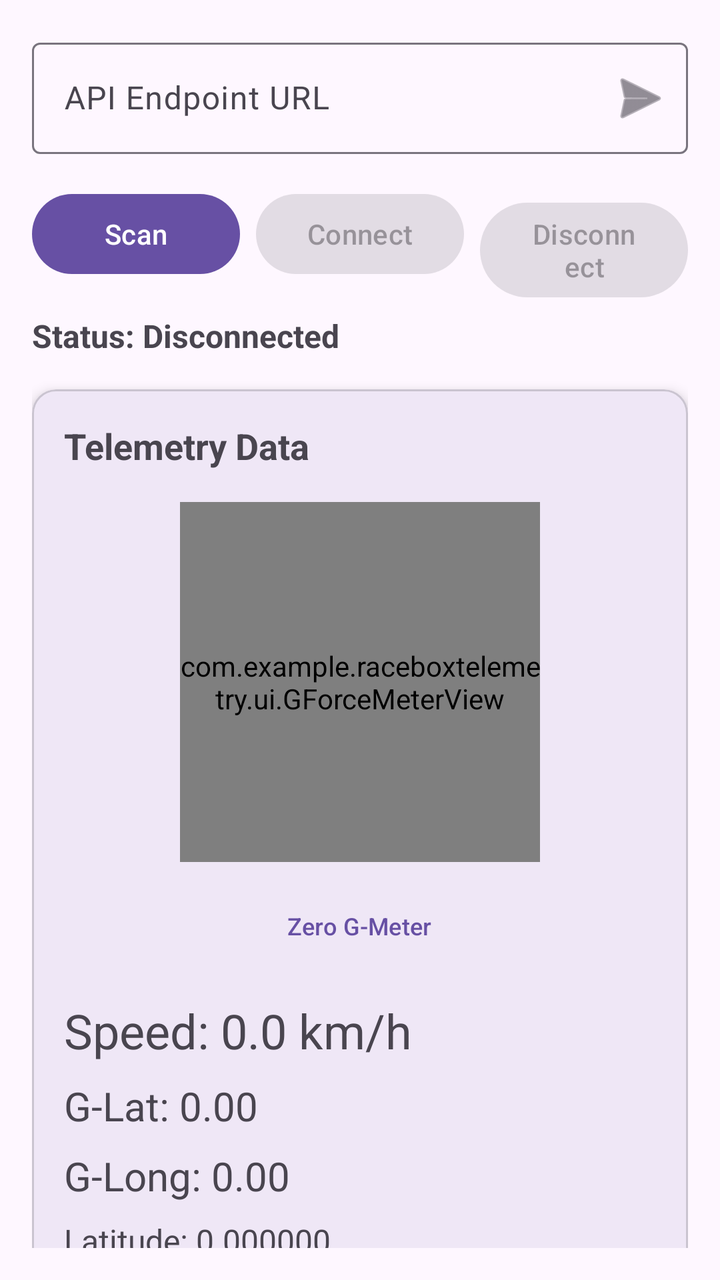
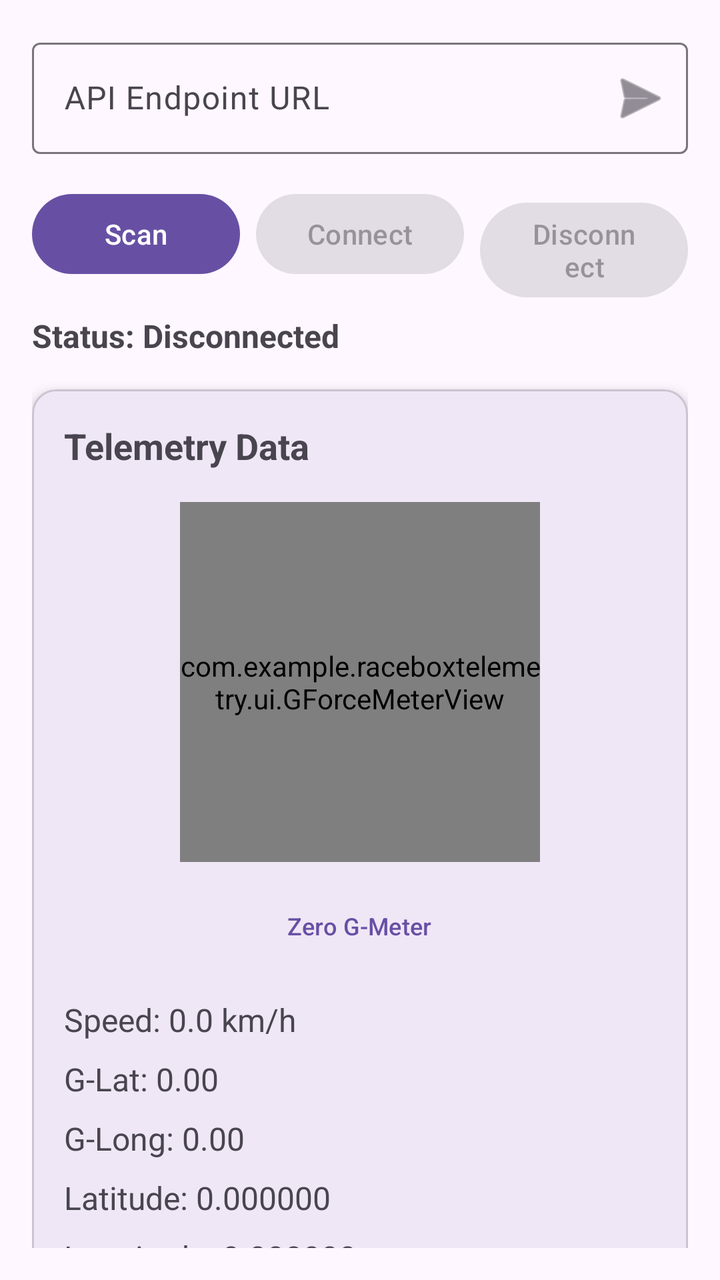

An Android layout rendered at two revisions. The XML below is the earlier revision; the diff shows what the commit changed to produce the second picture.
<!-- AndroidManifest.xml: application theme Theme.Material3.DayNight -->
<!-- res/layout/activity_main.xml -->
<?xml version="1.0" encoding="utf-8"?>

<androidx.constraintlayout.widget.ConstraintLayout xmlns:android="http://schemas.android.com/apk/res/android"
    xmlns:app="http://schemas.android.com/apk/res-auto"
    xmlns:tools="http://schemas.android.com/tools"
    android:layout_width="match_parent"
    android:layout_height="match_parent"
    android:padding="16dp"
    tools:context=".MainActivity">

    <com.google.android.material.textfield.TextInputLayout
        android:id="@+id/apiUrlLayout"
        android:layout_width="0dp"
        android:layout_height="wrap_content"
        android:hint="API Endpoint URL"
        app:endIconMode="custom"
        app:endIconDrawable="@android:drawable/ic_menu_send"
        app:endIconContentDescription="Apply URL"
        app:layout_constraintEnd_toEndOf="parent"
        app:layout_constraintStart_toStartOf="parent"
        app:layout_constraintTop_toTopOf="parent">

        <com.google.android.material.textfield.TextInputEditText
            android:id="@+id/apiUrlInput"
            android:layout_width="match_parent"
            android:layout_height="wrap_content"
            android:inputType="textUri"
            android:imeOptions="actionDone" />
    </com.google.android.material.textfield.TextInputLayout>

    <com.google.android.material.button.MaterialButton
        android:id="@+id/scanButton"
        android:layout_width="0dp"
        android:layout_height="wrap_content"
        android:layout_marginTop="16dp"
        android:text="Scan"
        app:layout_constraintEnd_toStartOf="@+id/connectButton"
        app:layout_constraintHorizontal_chainStyle="spread"
        app:layout_constraintStart_toStartOf="parent"
        app:layout_constraintTop_toBottomOf="@+id/apiUrlLayout" />

    <com.google.android.material.button.MaterialButton
        android:id="@+id/connectButton"
        android:layout_width="0dp"
        android:layout_height="wrap_content"
        android:layout_marginStart="8dp"
        android:enabled="false"
        android:text="Connect"
        app:layout_constraintBaseline_toBaselineOf="@+id/scanButton"
        app:layout_constraintEnd_toStartOf="@+id/disconnectButton"
        app:layout_constraintStart_toEndOf="@+id/scanButton" />

    <com.google.android.material.button.MaterialButton
        android:id="@+id/disconnectButton"
        android:layout_width="0dp"
        android:layout_height="wrap_content"
        android:layout_marginStart="8dp"
        android:enabled="false"
        android:text="Disconnect"
        app:layout_constraintBaseline_toBaselineOf="@+id/scanButton"
        app:layout_constraintEnd_toEndOf="parent"
        app:layout_constraintStart_toEndOf="@+id/connectButton" />

    <com.google.android.material.textview.MaterialTextView
        android:id="@+id/statusText"
        android:layout_width="0dp"
        android:layout_height="wrap_content"
        android:layout_marginTop="16dp"
        android:text="Status: Disconnected"
        android:textSize="16sp"
        android:textStyle="bold"
        app:layout_constraintEnd_toEndOf="parent"
        app:layout_constraintStart_toStartOf="parent"
        app:layout_constraintTop_toBottomOf="@+id/scanButton" />

    <com.google.android.material.card.MaterialCardView
        android:id="@+id/telemetryCard"
        android:layout_width="0dp"
        android:layout_height="wrap_content"
        android:layout_marginTop="16dp"
        app:cardElevation="4dp"
        app:layout_constraintEnd_toEndOf="parent"
        app:layout_constraintStart_toStartOf="parent"
        app:layout_constraintTop_toBottomOf="@+id/statusText">

        <LinearLayout
            android:layout_width="match_parent"
            android:layout_height="wrap_content"
            android:orientation="vertical"
            android:padding="16dp">

            <com.google.android.material.textview.MaterialTextView
                android:layout_width="wrap_content"
                android:layout_height="wrap_content"
                android:text="Telemetry Data"
                android:textSize="18sp"
                android:textStyle="bold" />

            <com.example.raceboxtelemetry.ui.GForceMeterView
                android:id="@+id/gForceMeter"
                android:layout_width="180dp"
                android:layout_height="180dp"
                android:layout_marginTop="16dp"
                android:layout_gravity="center_horizontal" />

            <com.google.android.material.button.MaterialButton
                android:id="@+id/zeroGMeterButton"
                android:layout_width="wrap_content"
                android:layout_height="wrap_content"
                android:layout_gravity="center_horizontal"
                android:layout_marginTop="8dp"
                android:text="Zero G-Meter"
                android:textSize="12sp"
                style="@style/Widget.Material3.Button.TextButton" />

            <com.google.android.material.textview.MaterialTextView
                android:id="@+id/speedText"
                android:layout_width="wrap_content"
                android:layout_height="wrap_content"
                android:layout_marginTop="12dp"
                android:text="Speed: 0.0 km/h"
                android:textSize="24sp" />

            <com.google.android.material.textview.MaterialTextView
                android:id="@+id/gLatText"
                android:layout_width="wrap_content"
                android:layout_height="wrap_content"
                android:layout_marginTop="8dp"
                android:text="G-Lat: 0.00"
                android:textSize="20sp" />

            <com.google.android.material.textview.MaterialTextView
                android:id="@+id/gLongText"
                android:layout_width="wrap_content"
                android:layout_height="wrap_content"
                android:layout_marginTop="8dp"
                android:text="G-Long: 0.00"
                android:textSize="20sp" />

            <com.google.android.material.textview.MaterialTextView
                android:id="@+id/latitudeText"
                android:layout_width="wrap_content"
                android:layout_height="wrap_content"
                android:layout_marginTop="8dp"
                android:text="Latitude: 0.000000"
                android:textSize="16sp" />

            <com.google.android.material.textview.MaterialTextView
                android:id="@+id/longitudeText"
                android:layout_width="wrap_content"
                android:layout_height="wrap_content"
                android:layout_marginTop="8dp"
                android:text="Longitude: 0.000000"
                android:textSize="16sp" />

            <com.google.android.material.textview.MaterialTextView
                android:id="@+id/satellitesText"
                android:layout_width="wrap_content"
                android:layout_height="wrap_content"
                android:layout_marginTop="8dp"
                android:text="Satellites: 0"
                android:textSize="16sp" />

            <com.google.android.material.textview.MaterialTextView
                android:id="@+id/timestampText"
                android:layout_width="wrap_content"
                android:layout_height="wrap_content"
                android:layout_marginTop="8dp"
                android:text="Timestamp: --"
                android:textSize="16sp" />
        </LinearLayout>
    </com.google.android.material.card.MaterialCardView>

    <com.google.android.material.textview.MaterialTextView
        android:id="@+id/devicesLabel"
        android:layout_width="0dp"
        android:layout_height="wrap_content"
        android:layout_marginTop="16dp"
        android:text="Available Devices:"
        android:textSize="16sp"
        android:textStyle="bold"
        app:layout_constraintEnd_toEndOf="parent"
        app:layout_constraintStart_toStartOf="parent"
        app:layout_constraintTop_toBottomOf="@+id/telemetryCard" />

    <androidx.recyclerview.widget.RecyclerView
        android:id="@+id/devicesRecyclerView"
        android:layout_width="0dp"
        android:layout_height="0dp"
        android:layout_marginTop="8dp"
        app:layout_constraintBottom_toBottomOf="parent"
        app:layout_constraintEnd_toEndOf="parent"
        app:layout_constraintStart_toStartOf="parent"
        app:layout_constraintTop_toBottomOf="@+id/devicesLabel"
        tools:listitem="@android:layout/simple_list_item_2" />

</androidx.constraintlayout.widget.ConstraintLayout>
<!-- resources referenced by this layout -->
<resources>

</resources>

<!-- the commit's change to res/layout/activity_main.xml (unified diff, before → after) -->
@@ -119,7 +119,7 @@
                 android:layout_height="wrap_content"
                 android:layout_marginTop="12dp"
                 android:text="Speed: 0.0 km/h"
-                android:textSize="24sp" />
+                android:textSize="16sp" />
 
             <com.google.android.material.textview.MaterialTextView
                 android:id="@+id/gLatText"
@@ -127,7 +127,7 @@
                 android:layout_height="wrap_content"
                 android:layout_marginTop="8dp"
                 android:text="G-Lat: 0.00"
-                android:textSize="20sp" />
+                android:textSize="16sp" />
 
             <com.google.android.material.textview.MaterialTextView
                 android:id="@+id/gLongText"
@@ -135,7 +135,7 @@
                 android:layout_height="wrap_content"
                 android:layout_marginTop="8dp"
                 android:text="G-Long: 0.00"
-                android:textSize="20sp" />
+                android:textSize="16sp" />
 
             <com.google.android.material.textview.MaterialTextView
                 android:id="@+id/latitudeText"
